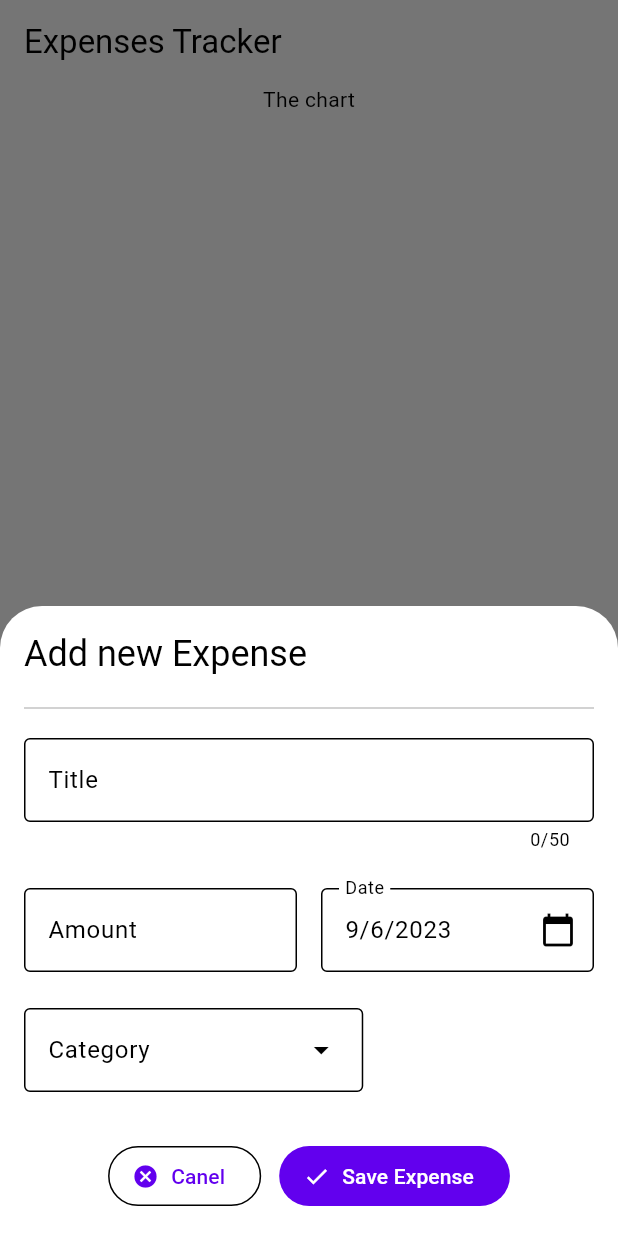
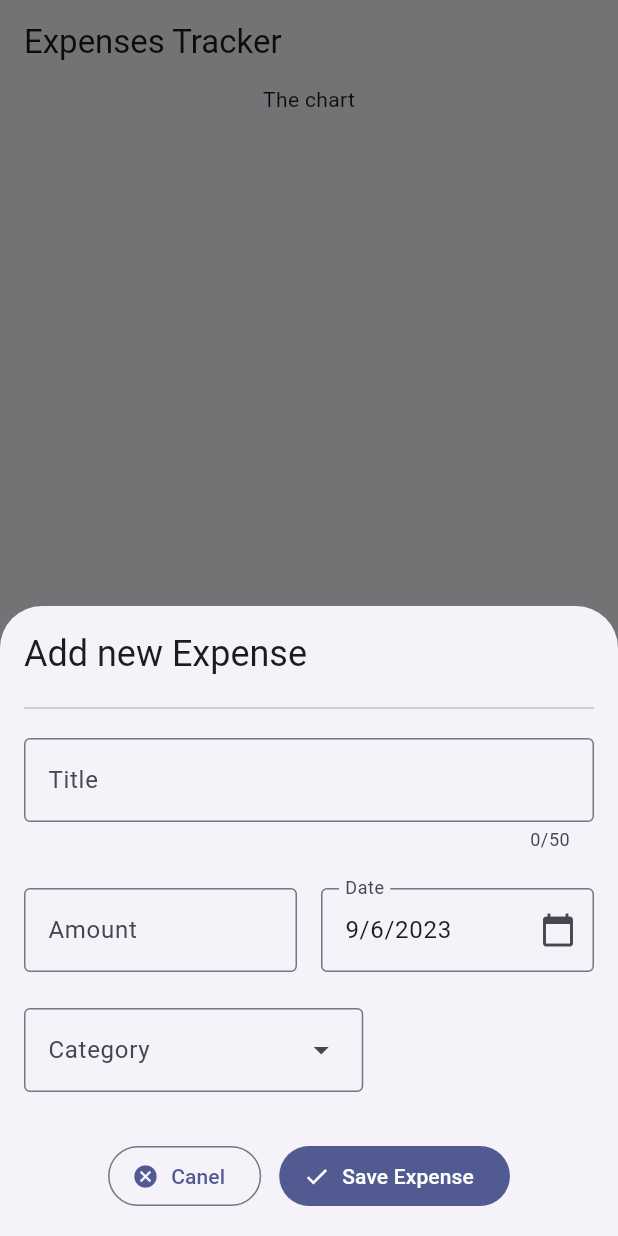
Before and after one commit to elnadar/expense, a Flutter app: the screen it shows after launch, after a tap on the "add" icon, on a phone screen of 412 x 824 dp. Run offline on Flutter 3.47's test engine with Material 2 defaults, Android fonts, the phone set to English and light mode, and no system bars; our stand-ins replace hive, hive_flutter; accounts and stored records are empty.

Commit message:
updated theming data

```diff
--- a/lib/main.dart
+++ b/lib/main.dart
@@ -17,9 +17,11 @@ class MainApp extends StatelessWidget {
     return MaterialApp(
       debugShowCheckedModeBanner: false,
       theme: ThemeData(
-        colorScheme: mainScheme,
-        useMaterial3: true,
-      ),
+          colorScheme: kColorScheme,
+          useMaterial3: true,
+          cardTheme: CardTheme(
+              color: kColorScheme.tertiaryContainer,
+              margin: const EdgeInsets.symmetric(horizontal: 10, vertical: 6))),
       onGenerateRoute: onGenerateRoute,
     );
   }
--- a/lib/models/category.dart
+++ b/lib/models/category.dart
@@ -12,7 +12,7 @@ class Category {
   final IconData? icon;
 
   Category({required this.name, Color? color, required this.icon})
-      : _color = color ?? mainScheme.primary;
+      : _color = color ?? kColorScheme.primary;
 
   Color get color => _color;
 
--- a/lib/utils/theme.dart
+++ b/lib/utils/theme.dart
@@ -1,3 +1,3 @@
 import 'package:flutter/material.dart';
 
-const mainScheme = ColorScheme.light();
+final kColorScheme = ColorScheme.fromSeed(seedColor: Colors.indigo);
```
